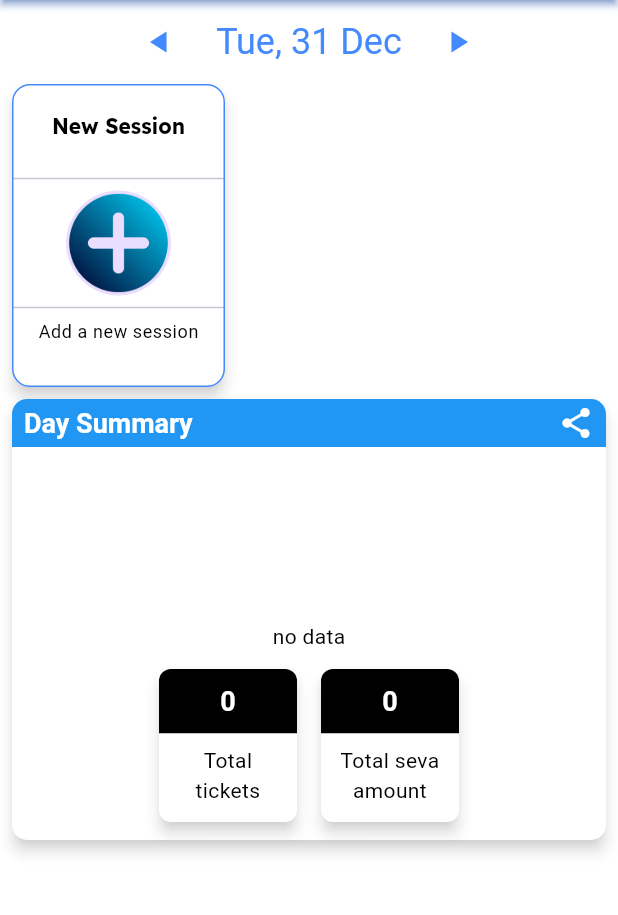
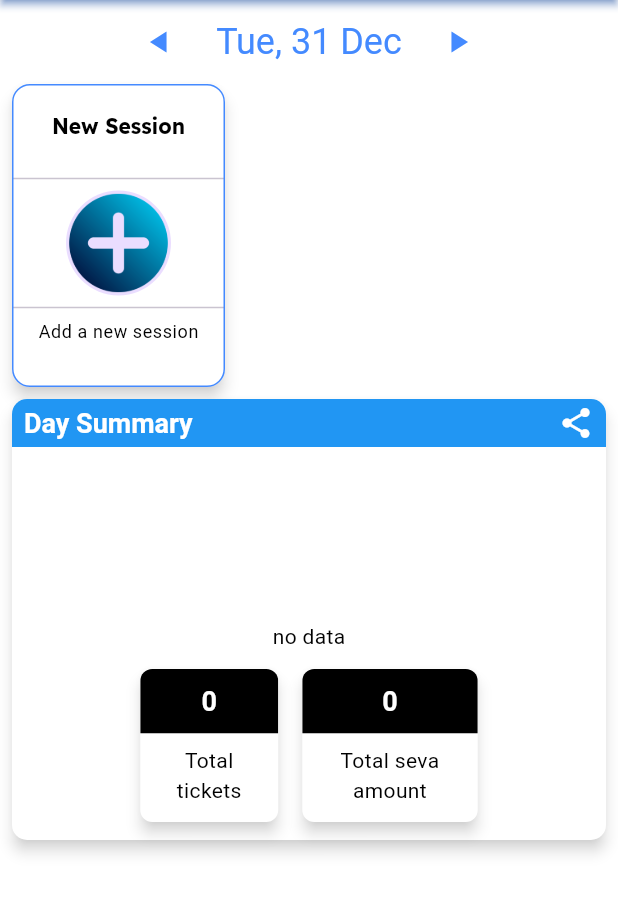
Before and after one commit to jayantadn/vkhillseva, a Flutter app: the HomePage screen opened directly, after a tap on "Nitya Seva", on a phone screen of 412 x 824 dp, the part 84-999 px from its top. Run offline on Flutter 3.47's test engine with Material 3 defaults, Android fonts, the phone set to English and light mode, and no system bars; drawn by our look-alikes of screenshot; our stand-ins replace firebase_core, firebase_database, fl_chart, fluttertoast, google_fonts, share_plus and 2 more; accounts and stored records are empty; Roboto replaces fonts that are missing (Delius, Mogra).

Commit message:
fix: text wrapping on grand total

```diff
--- a/lib/common/const.dart
+++ b/lib/common/const.dart
@@ -12,7 +12,7 @@ class Const {
   }
 
   final String dbroot = "VKHILLSEVA_01";
-  final String version = "0.16.1";
+  final String version = "0.16.2";
 
   final int fbListenerDelay = 2; // seconds
 
--- a/lib/common/utils.dart
+++ b/lib/common/utils.dart
@@ -1,4 +1,3 @@
-import 'dart:convert';
 import 'dart:math';
 
 import 'package:flutter/material.dart';
--- a/lib/home/festival_settings_page.dart
+++ b/lib/home/festival_settings_page.dart
@@ -2,7 +2,6 @@ import 'package:flutter/material.dart';
 import 'package:vkhillseva/common/const.dart';
 import 'package:vkhillseva/common/datatypes.dart';
 import 'package:vkhillseva/common/fb.dart';
-import 'package:vkhillseva/widgets/common_widgets.dart';
 import 'package:vkhillseva/widgets/image_selector.dart';
 import 'package:vkhillseva/widgets/loading_overlay.dart';
 import 'package:vkhillseva/common/theme.dart';
--- a/lib/home/settings.dart
+++ b/lib/home/settings.dart
@@ -1,5 +1,4 @@
 import 'package:flutter/material.dart';
-import 'package:vkhillseva/widgets/common_widgets.dart';
 import 'package:vkhillseva/widgets/loading_overlay.dart';
 import 'package:vkhillseva/common/theme.dart';
 import 'package:vkhillseva/home/festival_settings_page.dart';
--- a/lib/main.dart
+++ b/lib/main.dart
@@ -24,6 +24,6 @@ class MyApp extends StatelessWidget {
   @override
   Widget build(BuildContext context) {
     return MaterialApp(
-        title: "ISKCON VK Hill Seva", theme: themeDefault, home: home);
+        title: "ISKCON VK Hill Seva", theme: themeDefault, home: test);
   }
 }
--- a/lib/nitya_seva/day_summary.dart
+++ b/lib/nitya_seva/day_summary.dart
@@ -348,7 +348,7 @@ class _DaySummaryState extends State<DaySummary> {
 
         // total amount
         SizedBox(
-          width: width,
+          width: width * 1.25,
           height: height,
           child: Card(
             shape: RoundedRectangleBorder(
@@ -365,14 +365,18 @@ class _DaySummaryState extends State<DaySummary> {
                     width: double.infinity,
                     padding: const EdgeInsets.all(8.0),
                     child: Center(
+                      child: FittedBox(
+                        fit: BoxFit.scaleDown,
                         child: Text(
                           _grandTotal.isEmpty
                               ? "0"
                               : Utils().formatIndianCurrency(
                                   _grandTotal[1].toString()),
-                        style: Theme.of(context).textTheme.bodyLarge?.copyWith(
+                          style:
+                              Theme.of(context).textTheme.bodyLarge?.copyWith(
                                     color: Colors.white,
                                     fontWeight: FontWeight.bold,
+                                  ),
                         ),
                       ),
                     ),
--- a/lib/nitya_seva/session_summary.dart
+++ b/lib/nitya_seva/session_summary.dart
@@ -7,7 +7,6 @@ import 'package:vkhillseva/common/const.dart';
 import 'package:vkhillseva/common/fb.dart';
 import 'package:vkhillseva/nitya_seva/session.dart';
 import 'package:vkhillseva/nitya_seva/ticket_page.dart';
-import 'package:vkhillseva/widgets/common_widgets.dart';
 import 'package:vkhillseva/widgets/loading_overlay.dart';
 import 'package:vkhillseva/common/theme.dart';
 
--- a/lib/templates/scaffold.dart
+++ b/lib/templates/scaffold.dart
@@ -2,7 +2,6 @@ import 'dart:async';
 
 import 'package:flutter/material.dart';
 import 'package:synchronized/synchronized.dart';
-import 'package:vkhillseva/widgets/common_widgets.dart';
 import 'package:vkhillseva/widgets/loading_overlay.dart';
 import 'package:vkhillseva/common/theme.dart';
 
--- a/lib/widgets/common_widgets.dart
+++ b/lib/widgets/common_widgets.dart
@@ -1,7 +1,6 @@
 import 'dart:async';
 
 import 'package:flutter/material.dart';
-import 'package:vkhillseva/common/theme.dart';
 import 'package:shared_preferences/shared_preferences.dart';
 
 class CommonWidgets {
```
Lines whose indentation alone changed are shown as unchanged.
